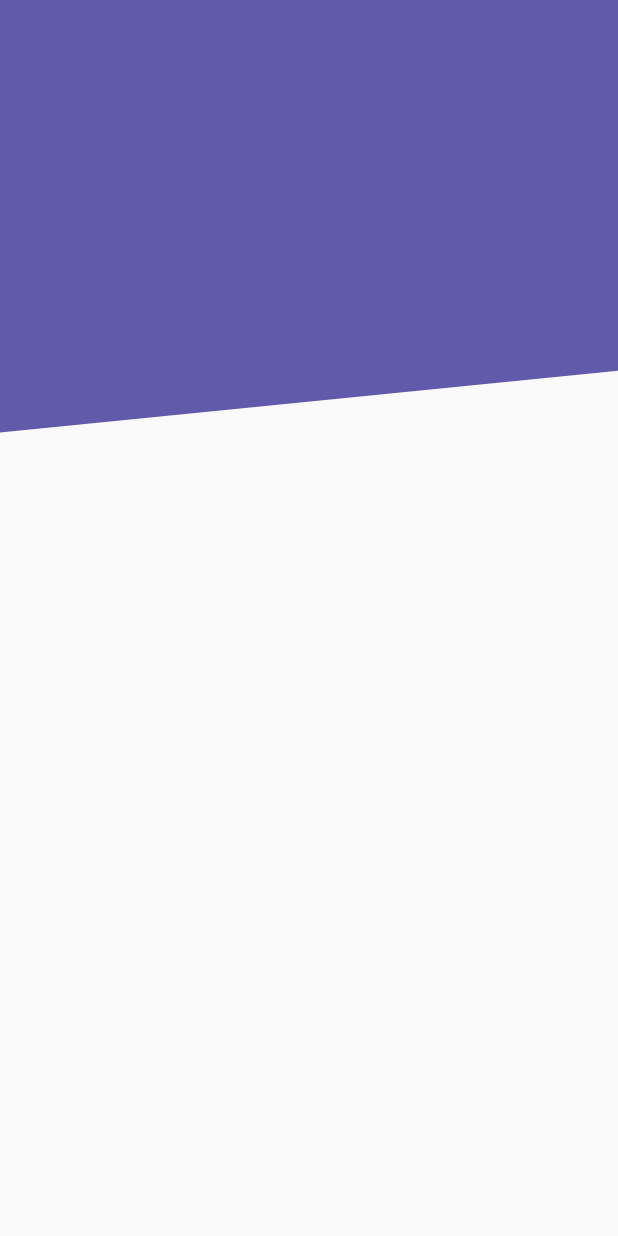
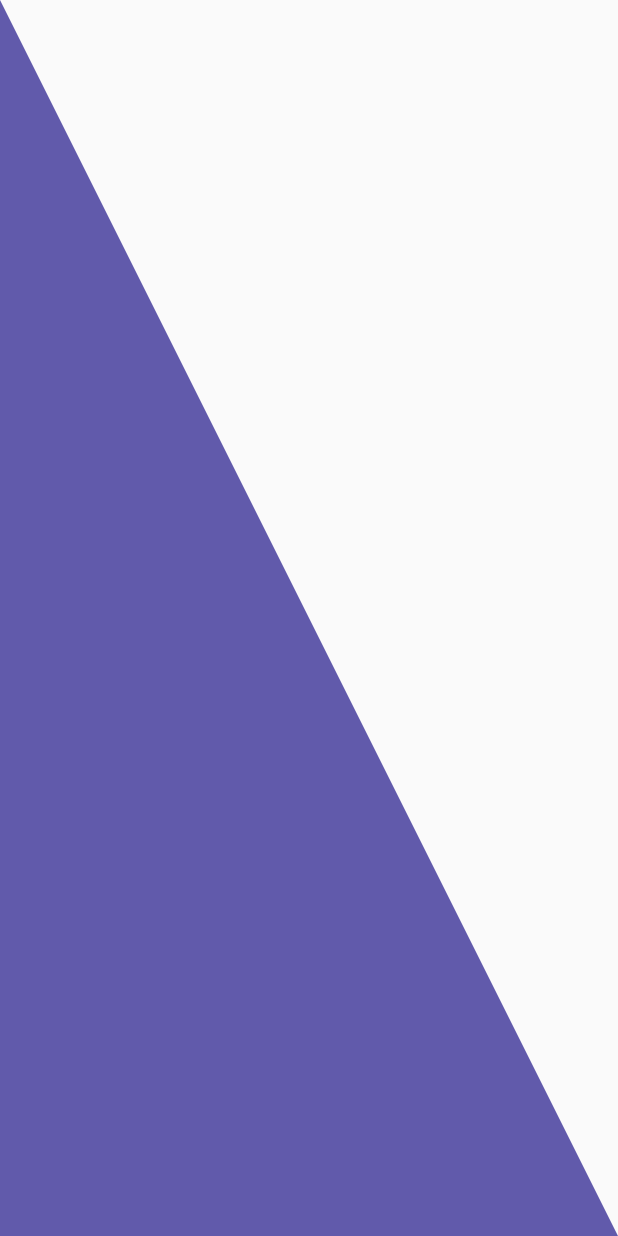
Before and after one commit to PACOdergod/headers, a Flutter app: the screen it shows after launch, on a phone screen of 412 x 824 dp. Run offline on Flutter 3.47's test engine with Material 2 defaults, Android fonts, the phone set to English and light mode, and no system bars.

Commit message:
header triangular

```diff
--- a/lib/src/pages/headres_page.dart
+++ b/lib/src/pages/headres_page.dart
@@ -5,7 +5,7 @@ class HeadersPage extends StatelessWidget {
   @override
   Widget build(BuildContext context) {
     return Scaffold(
-      body: HeaderDiagonal(),
+      body: HeaderTriangular(),
     );
   }
 }
--- a/lib/src/widgets/headers.dart
+++ b/lib/src/widgets/headers.dart
@@ -62,7 +62,49 @@ class _HeaderDiagonalPainter extends CustomPainter {
 
   @override
   bool shouldRepaint(covariant CustomPainter oldDelegate) {
-    // TODO: implement shouldRepaint
     return true;
   }
 }
+
+class HeaderTriangular extends StatelessWidget {
+  @override
+  Widget build(BuildContext context) {
+    return Container(
+      height: double.infinity,
+      width: double.infinity,
+      //color: Color(0xff615AAB),
+      child: CustomPaint(
+        painter: _HeaderTriangularPainter(),
+      ),
+    );
+  }
+}
+
+class _HeaderTriangularPainter extends CustomPainter {
+  @override
+  void paint(Canvas canvas, Size size) {
+    final paint = Paint();
+
+    //propiedades
+
+    paint.color = Color(0xff615AAB);
+    paint.style = PaintingStyle.fill; // .stroke  .fill
+    paint.strokeWidth = 2;
+
+    final path = new Path();
+
+    // dibujar con el path y el lapiz
+    //path.moveTo(0, size.height * 0.35);
+    path.lineTo(size.width, size.height);
+    path.lineTo(0, size.height);
+    path.lineTo(0, 0);
+    //path.lineTo(0, size.height * 0.5);
+
+    canvas.drawPath(path, paint);
+  }
+
+  @override
+  bool shouldRepaint(covariant CustomPainter oldDelegate) {
+    return true;
+  }
+}
```
